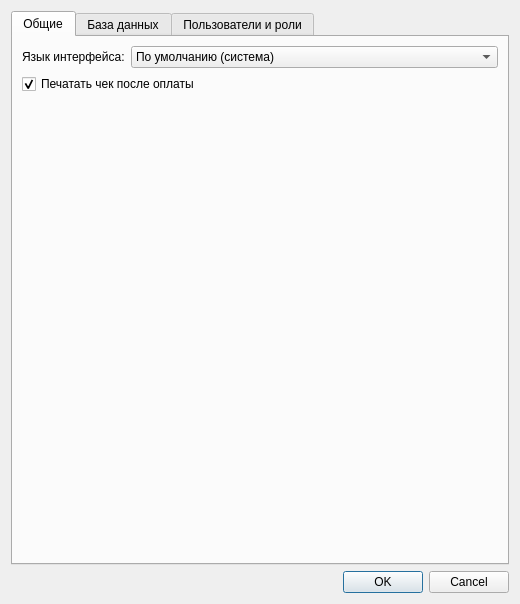
This is ui/settingsdialog.ui in MikhailBersenev/easyPOS as Qt 5 draws it before an edit. The edited form follows.
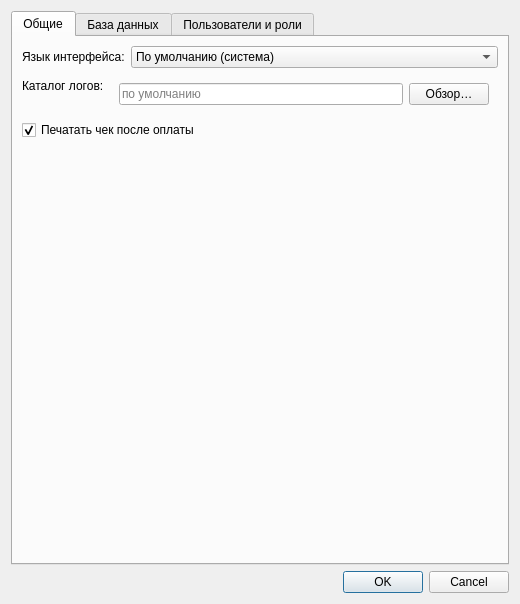
This is the edited form. The open tabs and pages were chosen to show the change.

The edit to the form file:
```diff
--- a/ui/settingsdialog.ui
+++ b/ui/settingsdialog.ui
@@ -72,6 +72,52 @@
          </item>
         </layout>
        </item>
+       <item>
+        <layout class="QFormLayout" name="logPathFormLayout">
+         <item row="0" column="1">
+          <widget class="QWidget" name="logPathWidget" native="true">
+           <property name="sizePolicy">
+            <sizepolicy hsizetype="Expanding" vsizetype="Fixed">
+             <horstretch>1</horstretch>
+             <verstretch>0</verstretch>
+            </sizepolicy>
+           </property>
+           <layout class="QHBoxLayout" name="logPathLayout">
+            <item>
+             <widget class="QLineEdit" name="logPathEdit">
+              <property name="toolTip">
+               <string>Каталог для файлов логов. Имя файла: easypos_дата_время_хост.txt</string>
+              </property>
+              <property name="placeholderText">
+               <string>по умолчанию</string>
+              </property>
+             </widget>
+            </item>
+            <item>
+             <widget class="QPushButton" name="logPathBrowseButton">
+              <property name="toolTip">
+               <string>Выбрать каталог для сохранения логов</string>
+              </property>
+              <property name="text">
+               <string>Обзор…</string>
+              </property>
+             </widget>
+            </item>
+           </layout>
+          </widget>
+         </item>
+         <item row="0" column="0">
+          <widget class="QLabel" name="logPathLabel">
+           <property name="toolTip">
+            <string>Пустой = по умолчанию. При каждом запуске создаётся новый файл (дата, время, хост сервера). Применится после перезапуска.</string>
+           </property>
+           <property name="text">
+            <string>Каталог логов:</string>
+           </property>
+          </widget>
+         </item>
+        </layout>
+       </item>
        <item>
         <widget class="QCheckBox" name="printAfterPayCheckBox">
          <property name="toolTip">
```
Left out of the diff: 17 changed lines with no effect on the pictures.
